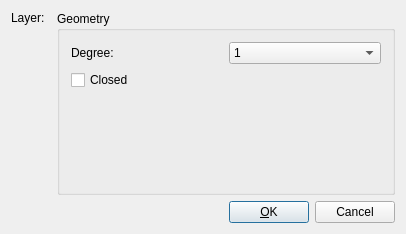
Above: librecad/src/ui/forms/qg_dlgspline.ui from LibreCAD/LibreCAD before the change. Below: the same form after it.
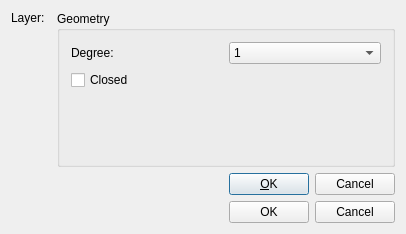
That is the form after the change. Custom widgets are drawn as their Qt base class.

Commit message: end patch: OK and Cancel unconsistant bug#3562692

Diff of the .ui file:
```diff
--- a/librecad/src/ui/forms/qg_dlgspline.ui
+++ b/librecad/src/ui/forms/qg_dlgspline.ui
@@ -14,9 +14,7 @@
       </rect>
     </property>
     <property name="sizePolicy">
-      <sizepolicy>
-        <hsizetype>1</hsizetype>
-        <vsizetype>1</vsizetype>
+   <sizepolicy hsizetype="Minimum" vsizetype="Minimum">
         <horstretch>0</horstretch>
         <verstretch>0</verstretch>
       </sizepolicy>
@@ -63,9 +61,7 @@
               <item>
                 <widget class="QG_WidgetPen" name="wPen">
                   <property name="sizePolicy">
-                    <sizepolicy>
-                      <hsizetype>3</hsizetype>
-                      <vsizetype>3</vsizetype>
+          <sizepolicy hsizetype="MinimumExpanding" vsizetype="MinimumExpanding">
                       <horstretch>0</horstretch>
                       <verstretch>0</verstretch>
                     </sizepolicy>
@@ -77,9 +73,7 @@
           <item>
             <widget class="QGroupBox" name="buttonGroup8">
               <property name="sizePolicy">
-                <sizepolicy>
-                  <hsizetype>5</hsizetype>
-                  <vsizetype>5</vsizetype>
+        <sizepolicy hsizetype="Preferred" vsizetype="Preferred">
                   <horstretch>1</horstretch>
                   <verstretch>0</verstretch>
                 </sizepolicy>
@@ -210,6 +204,13 @@
           </item>
         </layout>
       </item>
+   <item>
+    <widget class="QDialogButtonBox" name="buttonBox">
+     <property name="standardButtons">
+      <set>QDialogButtonBox::Cancel|QDialogButtonBox::Ok</set>
+     </property>
+    </widget>
+   </item>
     </layout>
   </widget>
   <layoutdefault spacing="6" margin="11"/>
```
Left out of the diff: 114 changed lines with no effect on the pictures. Lines whose indentation alone changed are shown as unchanged. The commit also changes 25 other files.
